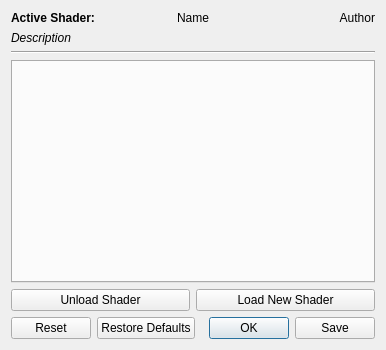
This is Libretro/mgba/src/platform/qt/ShaderSelector.ui in kiddreads/Avalon-copy2 as Qt 5 draws it before an edit. The edited form follows.
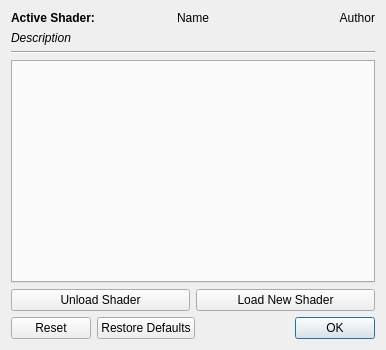
This is the edited form.

Commit message: Qt: Merge "Save" and "OK" buttons in shader options

```diff
--- a/Libretro/mgba/src/platform/qt/ShaderSelector.ui
+++ b/Libretro/mgba/src/platform/qt/ShaderSelector.ui
@@ -104,7 +104,7 @@
       <enum>Qt::Horizontal</enum>
      </property>
      <property name="standardButtons">
-      <set>QDialogButtonBox::Ok|QDialogButtonBox::Reset|QDialogButtonBox::RestoreDefaults|QDialogButtonBox::Save</set>
+      <set>QDialogButtonBox::Ok|QDialogButtonBox::Reset|QDialogButtonBox::RestoreDefaults</set>
      </property>
     </widget>
    </item>
```
Left out of the diff: 19 changed lines with no effect on the pictures. The commit also changes 2 other files.
